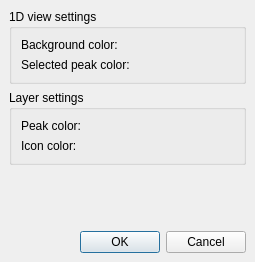
hroest/flaming-archer, file source/VISUAL/DIALOGS/Spectrum1DPrefDialog.ui: the form before one commit.
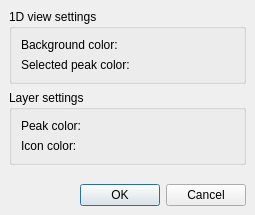
The form after the commit. Custom widgets are drawn as their Qt base class.

The edit to the form file:
```diff
--- a/source/VISUAL/DIALOGS/Spectrum1DPrefDialog.ui
+++ b/source/VISUAL/DIALOGS/Spectrum1DPrefDialog.ui
@@ -6,7 +6,7 @@
     <x>0</x>
     <y>0</y>
     <width>255</width>
-    <height>262</height>
+    <height>215</height>
    </rect>
   </property>
   <property name="windowTitle" >
```
